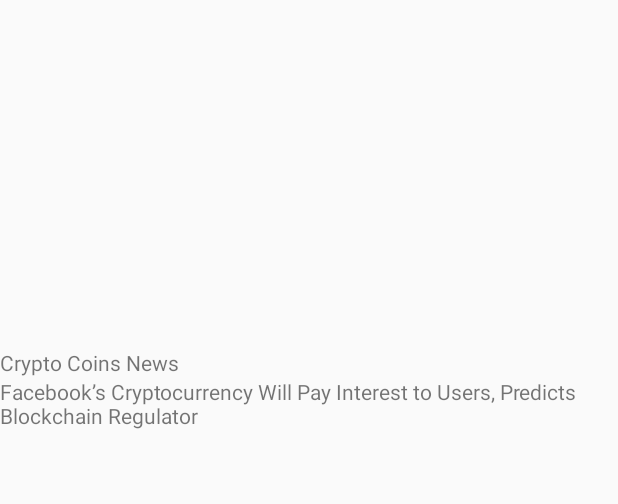
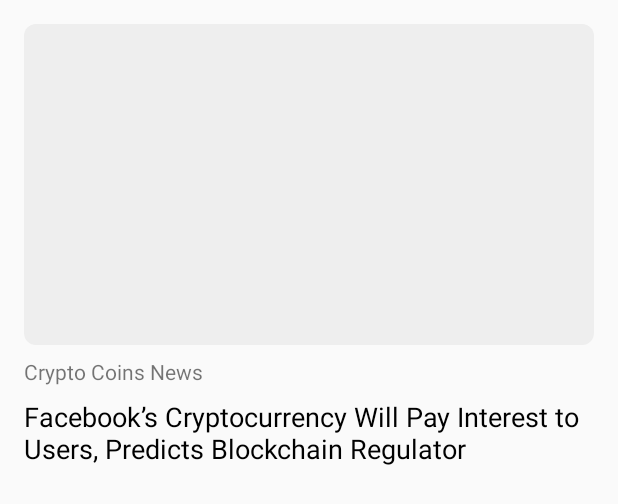
Before and after one commit to moallemi/NewsCards, an Android app: the layout item_article_item.xml on its own in the app's theme, with its tools: preview values and no code run, on a phone screen of 412 x 824 dp. Shown: the top 504 px of the screen. Run offline under Robolectric (Android 15) with nearby library versions, the phone set to English and light mode, and no system bars; network calls fail.

Commit message:
Show images in headlines list

```diff
--- a/app/build.gradle
+++ b/app/build.gradle
@@ -49,6 +49,10 @@ dependencies {
     implementation "com.google.dagger:dagger-android-support:$libraries.dagger"
     kapt "com.google.dagger:dagger-android-processor:$libraries.dagger"
 
+    implementation "com.github.bumptech.glide:glide:$libraries.glide"
+    kapt "com.github.bumptech.glide:compiler:$libraries.glide"
+    implementation("com.github.bumptech.glide:okhttp3-integration:$libraries.glide") { exclude group: 'glide-parent' }
+
     testImplementation "junit:junit:$testLibraries.junit"
     androidTestImplementation "androidx.test:runner:$testLibraries.androidXTestRunner"
     androidTestImplementation "androidx.test.espresso:espresso-core:$testLibraries.espresso"
--- a/app/src/main/java/me/moallemi/newscards/di/component/AppComponent.kt
+++ b/app/src/main/java/me/moallemi/newscards/di/component/AppComponent.kt
@@ -9,6 +9,7 @@ import me.moallemi.newscards.di.module.HeadlinesModule
 import me.moallemi.newscards.di.module.NetworkModule
 import me.moallemi.newscards.di.module.ViewModelFactoryModule
 import me.moallemi.newscards.di.scope.AppScope
+import okhttp3.OkHttpClient
 
 @Component(
     modules = [
@@ -24,4 +25,6 @@ interface AppComponent : AndroidInjector<NewsCardsApp> {
 
     @Component.Factory
     abstract class Factory : AndroidInjector.Factory<NewsCardsApp>
+
+    fun getOkHttp(): OkHttpClient
 }
--- /dev/null
+++ b/app/src/main/res/drawable/bg_image_round.xml
@@ -0,0 +1,8 @@
+<?xml version="1.0" encoding="utf-8"?>
+<shape xmlns:android="http://schemas.android.com/apk/res/android"
+    android:shape="rectangle">
+
+    <solid android:color="#eee" />
+    <corners android:radius="@dimen/image_rounded_corner" />
+
+</shape>
--- a/app/src/main/res/layout/item_article_item.xml
+++ b/app/src/main/res/layout/item_article_item.xml
@@ -17,21 +17,28 @@
     <androidx.constraintlayout.widget.ConstraintLayout
         android:layout_width="match_parent"
         android:layout_height="wrap_content"
-        android:onClick="@{() -> itemClickListener.onItemClick(itemData)}">
+        android:background="?selectableItemBackground"
+        android:onClick="@{() -> itemClickListener.onItemClick(itemData)}"
+        android:padding="@dimen/default_padding">
 
         <androidx.appcompat.widget.AppCompatImageView
             android:id="@+id/image"
             android:layout_width="0dp"
             android:layout_height="0dp"
+            app:imageUrl="@{itemData.urlToImage}"
             app:layout_constraintDimensionRatio="16:9"
             app:layout_constraintEnd_toEndOf="parent"
             app:layout_constraintStart_toStartOf="parent"
-            app:layout_constraintTop_toTopOf="parent" />
+            app:layout_constraintTop_toTopOf="parent"
+            app:placeHolder="@{@drawable/bg_image_round}"
+            app:roundedCorner="@{@dimen/image_rounded_corner}"
+            tools:src="@drawable/bg_image_round" />
 
         <androidx.appcompat.widget.AppCompatTextView
             android:id="@+id/source"
             android:layout_width="0dp"
             android:layout_height="wrap_content"
+            android:layout_marginTop="@dimen/default_margin_half"
             android:text="@{itemData.source.name}"
             app:layout_constraintStart_toStartOf="parent"
             app:layout_constraintTop_toBottomOf="@id/image"
@@ -41,7 +48,10 @@
             android:id="@+id/title"
             android:layout_width="0dp"
             android:layout_height="wrap_content"
+            android:layout_marginTop="@dimen/default_margin_half"
             android:text="@{itemData.title}"
+            android:textColor="@color/black"
+            android:textSize="18sp"
             app:layout_constraintEnd_toEndOf="parent"
             app:layout_constraintStart_toStartOf="parent"
             app:layout_constraintTop_toBottomOf="@id/source"
--- a/app/src/main/res/values/colors.xml
+++ b/app/src/main/res/values/colors.xml
@@ -3,4 +3,7 @@
     <color name="colorPrimary">#008577</color>
     <color name="colorPrimaryDark">#00574B</color>
     <color name="colorAccent">#D81B60</color>
+
+    <color name="black">#000</color>
+    <color name="white">#fff</color>
 </resources>
--- a/app/src/main/res/values/dimens.xml
+++ b/app/src/main/res/values/dimens.xml
@@ -1,5 +1,7 @@
 <?xml version="1.0" encoding="utf-8"?>
 <resources>
     <dimen name="default_margin">16dp</dimen>
+    <dimen name="default_margin_half">8dp</dimen>
     <dimen name="default_padding">16dp</dimen>
+    <dimen name="image_rounded_corner">8dp</dimen>
 </resources>
--- a/dependencies.gradle
+++ b/dependencies.gradle
@@ -23,7 +23,7 @@ ext {
             rxjava2_debug   : "1.3.0",
             crashlytics     : "2.9.9",
             javax_inject    : "1",
-            glide           : "4.8.0",
+            glide           : "4.9.0",
             retrofit        : "2.6.0"
     ]
 
```
Also changed, not shown: app/src/main/java/me/moallemi/newscards/app/BindingAdapters.kt (added, +23 -0 lines), app/src/main/java/me/moallemi/newscards/app/NewsCardsApp.kt (+16 -1 lines), app/src/main/java/me/moallemi/newscards/extension/ImageViewExt.kt (added, +25 -0 lines), app/src/main/java/me/moallemi/newscards/util/image/NewsCardsGlideModule.kt (added, +26 -0 lines).
